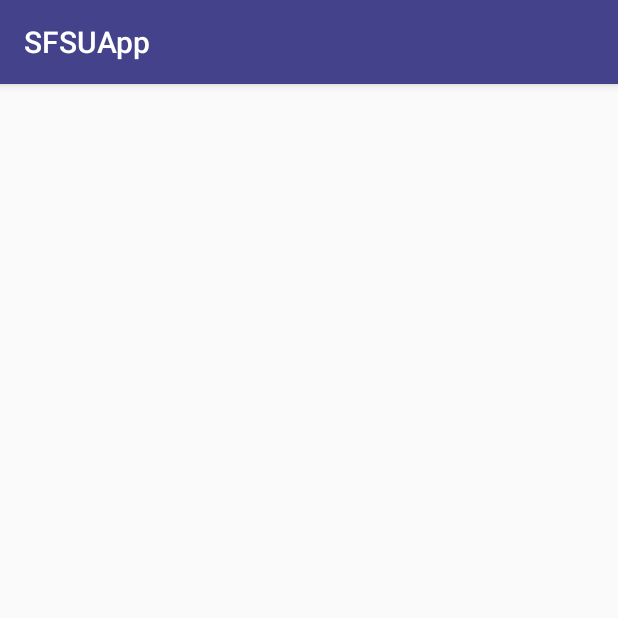
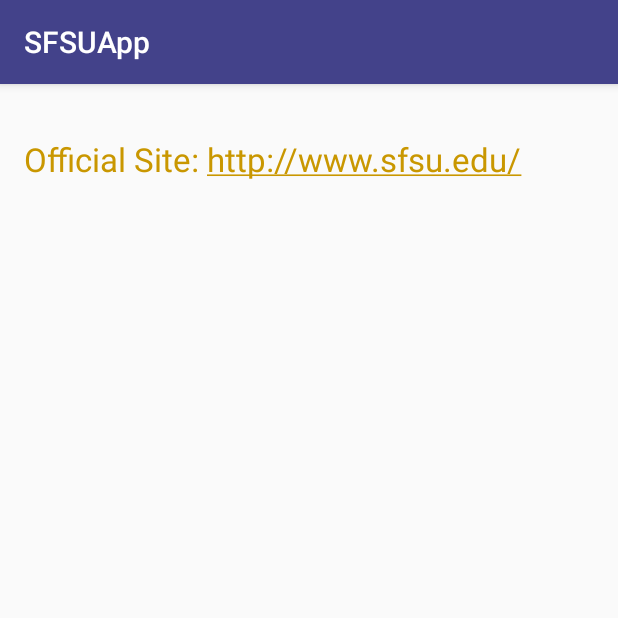
Before and after one commit to SebastianBabb/SFSUDroid, an Android app: the fragment ResourcesFragment shown on its own in the app's theme, on a phone screen of 412 x 824 dp, the top half of it. Run offline under Robolectric (Android 15) with nearby library versions, the phone set to English and light mode, and no system bars; 1 statement that could not run was skipped.

Commit message:
added sample resource link

```diff
--- a/app/src/main/java/woverines/sfsuapp/fragment/ResourcesFragment.java
+++ b/app/src/main/java/woverines/sfsuapp/fragment/ResourcesFragment.java
@@ -2,6 +2,7 @@
 
 import android.os.Bundle;
 import android.support.v4.app.Fragment;
+import android.text.util.Linkify;
 import android.view.LayoutInflater;
 import android.view.View;
 import android.view.ViewGroup;
@@ -27,7 +28,6 @@
     /**
      * Returns a new instance of this fragment for the given section
      * number.
-     *
      */
     public static ResourcesFragment newInstance(int sectionNumber, String text) {
 
@@ -46,6 +46,11 @@
         Bundle args = getArguments();
         TextView textView = (TextView) rootView.findViewById(R.id.section_label);
         textView.setText(args.getString(ARG_TEXT));
+
+        TextView official = (TextView) rootView.findViewById(R.id.official_site);
+        Linkify.addLinks(official, Linkify.WEB_URLS);
+//        official.setLinkTextColor();
+
         return rootView;
     }
 }
--- a/app/src/main/res/layout/fragment_resources.xml
+++ b/app/src/main/res/layout/fragment_resources.xml
@@ -10,7 +10,18 @@
 
     <TextView
         android:id="@+id/section_label"
+        android:textColor="@color/colorPrimary"
         android:layout_width="wrap_content"
         android:layout_height="wrap_content" />
 
+    <TextView
+        android:layout_width="wrap_content"
+        android:layout_height="wrap_content"
+        android:textAppearance="?android:attr/textAppearanceLarge"
+        android:text="Official Site: http://www.sfsu.edu/"
+        android:id="@+id/official_site"
+        android:textColor="@color/colorAccent"
+        android:layout_below="@+id/section_label"
+        android:layout_toEndOf="@+id/section_label" />
+
 </RelativeLayout>
--- a/app/src/main/res/layout/fragment_shuttle_schedule.xml
+++ b/app/src/main/res/layout/fragment_shuttle_schedule.xml
@@ -46,7 +46,4 @@
         android:layout_below="@+id/textView6"
         android:layout_alignStart="@+id/textView5"
         android:layout_marginTop="31dp" />
-
-
-
 </RelativeLayout>
--- a/app/src/main/res/values/strings.xml
+++ b/app/src/main/res/values/strings.xml
@@ -90,4 +90,6 @@
                 Last 19th Avenue pick-up at 10:00 p.m.   \n\tFriday: 7:00 a.m. to 7:15 p.m.
                 Last 19th Avenue pick-up at 6:50 p.m. \n\nSchedule is every 10 to 15 minutes\nShuttles stops: 19th Ave. and Daly City BART ONLY"
     </string>
+
+
 </resources>
```
